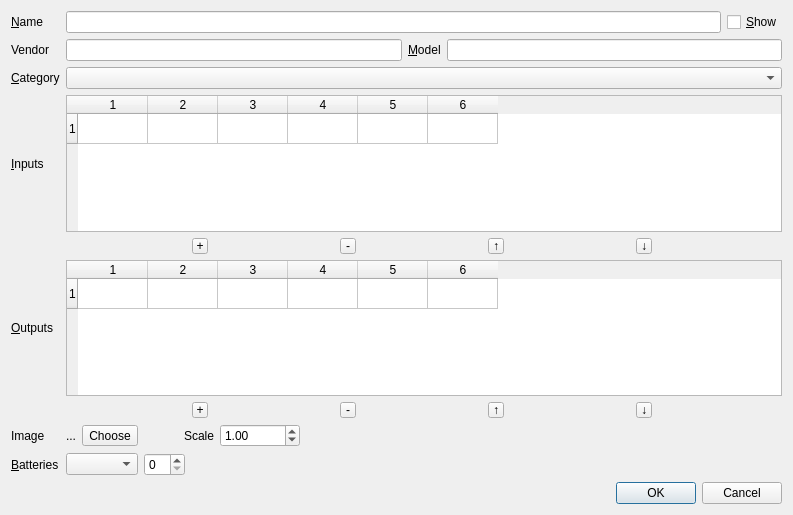
First picture: the form in deviceproperties.ui, repository uliss/patch_scene, before the edit.
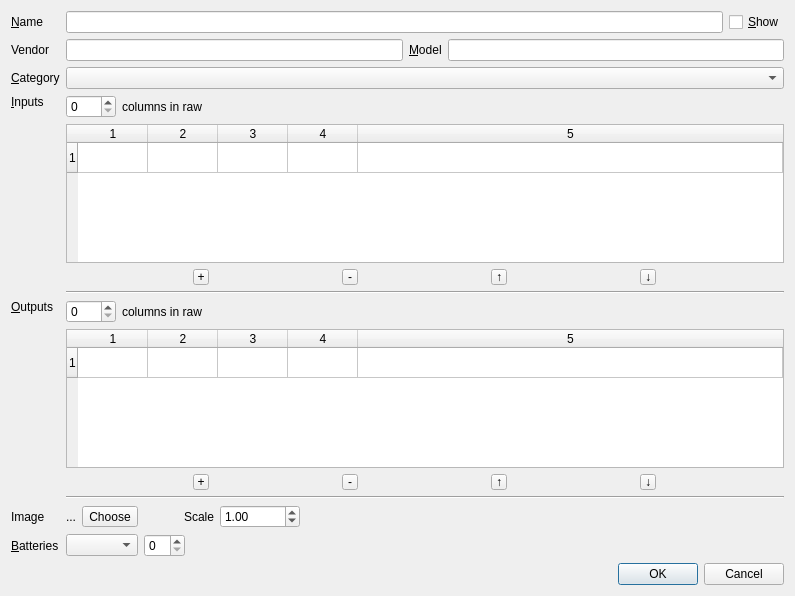
Second picture: the form after the edit.

Diff of the .ui file:
```diff
--- a/deviceproperties.ui
+++ b/deviceproperties.ui
@@ -6,8 +6,8 @@
    <rect>
     <x>0</x>
     <y>0</y>
-    <width>793</width>
-    <height>515</height>
+    <width>795</width>
+    <height>596</height>
    </rect>
   </property>
   <property name="windowTitle">
@@ -16,15 +16,25 @@
   <layout class="QVBoxLayout" name="verticalLayout">
    <item>
     <layout class="QGridLayout" name="gridLayout">
-     <item row="0" column="0">
-      <widget class="QLabel" name="deviceNameLabel">
-       <property name="text">
-        <string>&amp;Name</string>
-       </property>
-       <property name="buddy">
-        <cstring>deviceName</cstring>
-       </property>
-      </widget>
+     <item row="1" column="1">
+      <layout class="QHBoxLayout" name="horizontalLayout_5" stretch="0,0,0">
+       <item>
+        <widget class="QLineEdit" name="vendor"/>
+       </item>
+       <item>
+        <widget class="QLabel" name="modelLabel">
+         <property name="text">
+          <string>&amp;Model</string>
+         </property>
+         <property name="buddy">
+          <cstring>model</cstring>
+         </property>
+        </widget>
+       </item>
+       <item>
+        <widget class="QLineEdit" name="model"/>
+       </item>
+      </layout>
      </item>
      <item row="0" column="1">
       <layout class="QHBoxLayout" name="nameLayout">
@@ -40,6 +50,104 @@
        </item>
       </layout>
      </item>
+     <item row="7" column="1">
+      <layout class="QHBoxLayout" name="horizontalLayout_4">
+       <item>
+        <widget class="QSpinBox" name="outletsColumns">
+         <property name="minimumSize">
+          <size>
+           <width>50</width>
+           <height>0</height>
+          </size>
+         </property>
+        </widget>
+       </item>
+       <item>
+        <widget class="QLabel" name="outletsColumnsLabel">
+         <property name="text">
+          <string>columns in raw</string>
+         </property>
+        </widget>
+       </item>
+       <item>
+        <spacer name="horizontalSpacer_3">
+         <property name="orientation">
+          <enum>Qt::Horizontal</enum>
+         </property>
+         <property name="sizeHint" stdset="0">
+          <size>
+           <width>40</width>
+           <height>20</height>
+          </size>
+         </property>
+        </spacer>
+       </item>
+      </layout>
+     </item>
+     <item row="4" column="1">
+      <widget class="QTableWidget" name="inlets">
+       <property name="minimumSize">
+        <size>
+         <width>700</width>
+         <height>100</height>
+        </size>
+       </property>
+       <property name="sizeAdjustPolicy">
+        <enum>QAbstractScrollArea::AdjustToContents</enum>
+       </property>
+       <property name="rowCount">
+        <number>1</number>
+       </property>
+       <property name="columnCount">
+        <number>5</number>
+       </property>
+       <attribute name="horizontalHeaderDefaultSectionSize">
+        <number>70</number>
+       </attribute>
+       <attribute name="horizontalHeaderHighlightSections">
+        <bool>false</bool>
+       </attribute>
+       <attribute name="horizontalHeaderStretchLastSection">
+        <bool>true</bool>
+       </attribute>
+       <attribute name="verticalHeaderHighlightSections">
+        <bool>false</bool>
+       </attribute>
+       <row/>
+       <column/>
+       <column/>
+       <column/>
+       <column/>
+       <column/>
+      </widget>
+     </item>
+     <item row="12" column="1">
+      <layout class="QHBoxLayout" name="horizontalLayout">
+       <item>
+        <widget class="QComboBox" name="batteryType"/>
+       </item>
+       <item>
+        <widget class="QSpinBox" name="batteryCount">
+         <property name="maximum">
+          <number>10</number>
+         </property>
+        </widget>
+       </item>
+       <item>
+        <spacer name="horizontalSpacer_6">
+         <property name="orientation">
+          <enum>Qt::Horizontal</enum>
+         </property>
+         <property name="sizeHint" stdset="0">
+          <size>
+           <width>40</width>
+           <height>20</height>
+          </size>
+         </property>
+        </spacer>
+       </item>
+      </layout>
+     </item>
      <item row="1" column="0">
       <widget class="QLabel" name="vendorLabel">
        <property name="text">
@@ -50,98 +158,28 @@
        </property>
       </widget>
      </item>
-     <item row="1" column="1">
-      <layout class="QHBoxLayout" name="horizontalLayout_5" stretch="0,0,0">
-       <item>
-        <widget class="QLineEdit" name="vendor"/>
-       </item>
-       <item>
-        <widget class="QLabel" name="modelLabel">
-         <property name="text">
-          <string>&amp;Model</string>
-         </property>
-         <property name="buddy">
-          <cstring>model</cstring>
-         </property>
-        </widget>
-       </item>
-       <item>
-        <widget class="QLineEdit" name="model"/>
-       </item>
-      </layout>
-     </item>
-     <item row="2" column="0">
-      <widget class="QLabel" name="categoryLabel">
+     <item row="12" column="0">
+      <widget class="QLabel" name="batteryLabel">
        <property name="text">
-        <string>&amp;Category</string>
+        <string>&amp;Batteries</string>
        </property>
        <property name="buddy">
-        <cstring>category</cstring>
+        <cstring>batteryType</cstring>
        </property>
       </widget>
      </item>
-     <item row="2" column="1">
-      <widget class="QComboBox" name="category"/>
-     </item>
-     <item row="3" column="0">
-      <widget class="QLabel" name="inletsLabel">
-       <property name="text">
-        <string>&amp;Inputs</string>
+     <item row="10" column="1">
+      <widget class="QFrame" name="outletsHLine">
+       <property name="frameShape">
+        <enum>QFrame::HLine</enum>
        </property>
-       <property name="buddy">
-        <cstring>inlets</cstring>
+       <property name="frameShadow">
+        <enum>QFrame::Sunken</enum>
        </property>
       </widget>
      </item>
-     <item row="3" column="1">
-      <widget class="QTableWidget" name="inlets">
-       <property name="minimumSize">
-        <size>
-         <width>700</width>
-         <height>100</height>
-        </size>
-       </property>
-       <property name="sizeAdjustPolicy">
-        <enum>QAbstractScrollArea::AdjustToContents</enum>
-       </property>
-       <property name="rowCount">
-        <number>1</number>
-       </property>
-       <property name="columnCount">
-        <number>6</number>
-       </property>
-       <attribute name="horizontalHeaderDefaultSectionSize">
-        <number>70</number>
-       </attribute>
-       <attribute name="horizontalHeaderHighlightSections">
-        <bool>false</bool>
-       </attribute>
-       <attribute name="verticalHeaderHighlightSections">
-        <bool>false</bool>
-       </attribute>
-       <row/>
-       <column/>
-       <column/>
-       <column/>
-       <column/>
-       <column/>
-       <column/>
-      </widget>
-     </item>
-     <item row="4" column="1">
+     <item row="5" column="1">
       <layout class="QHBoxLayout" name="inletContainer">
-       <property name="leftMargin">
-        <number>0</number>
-       </property>
-       <property name="topMargin">
-        <number>0</number>
-       </property>
-       <property name="rightMargin">
-        <number>0</number>
-       </property>
-       <property name="bottomMargin">
-        <number>0</number>
-       </property>
        <item>
         <widget class="QToolButton" name="addInlet">
          <property name="maximumSize">
@@ -208,143 +246,55 @@
        </item>
       </layout>
      </item>
-     <item row="5" column="0">
-      <widget class="QLabel" name="outletsLabel">
-       <property name="text">
-        <string>&amp;Outputs</string>
-       </property>
-       <property name="buddy">
-        <cstring>outlets</cstring>
-       </property>
-      </widget>
+     <item row="2" column="1">
+      <widget class="QComboBox" name="category"/>
      </item>
-     <item row="5" column="1">
-      <widget class="QTableWidget" name="outlets">
-       <property name="minimumSize">
-        <size>
-         <width>700</width>
-         <height>100</height>
-        </size>
-       </property>
-       <property name="sizeAdjustPolicy">
-        <enum>QAbstractScrollArea::AdjustToContents</enum>
-       </property>
-       <property name="rowCount">
-        <number>1</number>
-       </property>
-       <property name="columnCount">
-        <number>6</number>
-       </property>
-       <attribute name="horizontalHeaderDefaultSectionSize">
-        <number>70</number>
-       </attribute>
-       <attribute name="horizontalHeaderHighlightSections">
-        <bool>false</bool>
-       </attribute>
-       <attribute name="verticalHeaderHighlightSections">
-        <bool>false</bool>
-       </attribute>
-       <row/>
-       <column/>
-       <column/>
-       <column/>
-       <column/>
-       <column/>
-       <column/>
-      </widget>
-     </item>
-     <item row="6" column="1">
-      <layout class="QHBoxLayout" name="outletContainer">
+     <item row="3" column="1">
+      <layout class="QHBoxLayout" name="horizontalLayout_3">
        <item>
-        <widget class="QToolButton" name="addOutlet">
-         <property name="maximumSize">
+        <widget class="QSpinBox" name="inletsColumns">
+         <property name="minimumSize">
           <size>
-           <width>16</width>
-           <height>16</height>
+           <width>50</width>
+           <height>0</height>
           </size>
          </property>
-         <property name="toolTip">
-          <string>add output</string>
-         </property>
-         <property name="text">
-          <string notr="true">+</string>
-         </property>
         </widget>
        </item>
        <item>
-        <widget class="QToolButton" name="removeOutlet">
-         <property name="maximumSize">
-          <size>
-           <width>16</width>
-           <height>16</height>
-          </size>
-         </property>
-         <property name="toolTip">
-          <string>remove output</string>
-         </property>
+        <widget class="QLabel" name="inletsColumnsLabel">
          <property name="text">
-          <string notr="true">-</string>
+          <string>columns in raw</string>
          </property>
         </widget>
        </item>
        <item>
-        <widget class="QToolButton" name="moveOutletUp">
-         <property name="maximumSize">
-          <size>
-           <width>16</width>
-           <height>16</height>
-          </size>
+        <spacer name="horizontalSpacer_2">
+         <property name="orientation">
+          <enum>Qt::Horizontal</enum>
          </property>
-         <property name="toolTip">
-          <string>Move output up</string>
-         </property>
-         <property name="text">
-          <string notr="true">↑</string>
-         </property>
-        </widget>
-       </item>
-       <item>
-        <widget class="QToolButton" name="moveOutletDown">
-         <property name="maximumSize">
+         <property name="sizeHint" stdset="0">
           <size>
-           <width>16</width>
-           <height>16</height>
+           <width>40</width>
+           <height>20</height>
           </size>
          </property>
-         <property name="toolTip">
-          <string>Move output down</string>
-         </property>
-         <property name="text">
-          <string notr="true">↓</string>
-         </property>
-        </widget>
+        </spacer>
        </item>
       </layout>
      </item>
-     <item row="7" column="0">
-      <widget class="QLabel" name="imageLabel">
+     <item row="0" column="0">
+      <widget class="QLabel" name="deviceNameLabel">
        <property name="text">
-        <string>Image</string>
+        <string>&amp;Name</string>
        </property>
        <property name="buddy">
-        <cstring>imageChooseButton</cstring>
+        <cstring>deviceName</cstring>
        </property>
       </widget>
      </item>
-     <item row="7" column="1">
+     <item row="11" column="1">
       <layout class="QHBoxLayout" name="imageLayout">
-       <property name="leftMargin">
-        <number>0</number>
-       </property>
-       <property name="topMargin">
-        <number>0</number>
-       </property>
-       <property name="rightMargin">
-        <number>0</number>
-       </property>
-       <property name="bottomMargin">
-        <number>0</number>
-       </property>
        <item>
         <widget class="QLabel" name="currentImage">
          <property name="text">
@@ -431,42 +381,166 @@
        </item>
       </layout>
      </item>
-     <item row="8" column="0">
-      <widget class="QLabel" name="batteryLabel">
+     <item row="9" column="1">
+      <layout class="QHBoxLayout" name="outletContainer">
+       <item>
+        <widget class="QToolButton" name="addOutlet">
+         <property name="maximumSize">
+          <size>
+           <width>16</width>
+           <height>16</height>
+          </size>
+         </property>
+         <property name="toolTip">
+          <string>add output</string>
+         </property>
+         <property name="text">
+          <string notr="true">+</string>
+         </property>
+        </widget>
+       </item>
+       <item>
+        <widget class="QToolButton" name="removeOutlet">
+         <property name="maximumSize">
+          <size>
+           <width>16</width>
+           <height>16</height>
+          </size>
+         </property>
+         <property name="toolTip">
+          <string>remove output</string>
+         </property>
+         <property name="text">
+          <string notr="true">-</string>
+         </property>
+        </widget>
+       </item>
+       <item>
+        <widget class="QToolButton" name="moveOutletUp">
+         <property name="maximumSize">
+          <size>
+           <width>16</width>
+           <height>16</height>
+          </size>
+         </property>
+         <property name="toolTip">
+          <string>Move output up</string>
+         </property>
+         <property name="text">
+          <string notr="true">↑</string>
+         </property>
+        </widget>
+       </item>
+       <item>
+        <widget class="QToolButton" name="moveOutletDown">
+         <property name="maximumSize">
+          <size>
+           <width>16</width>
+           <height>16</height>
+          </size>
+         </property>
+         <property name="toolTip">
+          <string>Move output down</string>
+         </property>
+         <property name="text">
+          <string notr="true">↓</string>
+         </property>
+        </widget>
+       </item>
+      </layout>
+     </item>
+     <item row="7" column="0" rowspan="4">
+      <widget class="QLabel" name="outletsLabel">
        <property name="text">
-        <string>&amp;Batteries</string>
+        <string>&amp;Outputs</string>
        </property>
+       <property name="alignment">
+        <set>Qt::AlignLeading|Qt::AlignLeft|Qt::AlignTop</set>
+       </property>
        <property name="buddy">
-        <cstring>batteryType</cstring>
+        <cstring>outlets</cstring>
+       </property>
+      </widget>
+     </item>
+     <item row="11" column="0">
+      <widget class="QLabel" name="imageLabel">
+       <property name="text">
+        <string>Image</string>
+       </property>
+       <property name="buddy">
+        <cstring>imageChooseButton</cstring>
+       </property>
+      </widget>
+     </item>
+     <item row="2" column="0">
+      <widget class="QLabel" name="categoryLabel">
+       <property name="text">
+        <string>&amp;Category</string>
+       </property>
+       <property name="buddy">
+        <cstring>category</cstring>
        </property>
       </widget>
      </item>
      <item row="8" column="1">
-      <layout class="QHBoxLayout" name="horizontalLayout">
-       <item>
-        <widget class="QComboBox" name="batteryType"/>
-       </item>
-       <item>
-        <widget class="QSpinBox" name="batteryCount">
-         <property name="maximum">
-          <number>10</number>
-         </property>
-        </widget>
-       </item>
-       <item>
-        <spacer name="horizontalSpacer_6">
-         <property name="orientation">
-          <enum>Qt::Horizontal</enum>
-         </property>
-         <property name="sizeHint" stdset="0">
-          <size>
-           <width>40</width>
-           <height>20</height>
-          </size>
-         </property>
-        </spacer>
-       </item>
-      </layout>
+      <widget class="QTableWidget" name="outlets">
+       <property name="minimumSize">
+        <size>
+         <width>700</width>
+         <height>100</height>
+        </size>
+       </property>
+       <property name="sizeAdjustPolicy">
+        <enum>QAbstractScrollArea::AdjustToContents</enum>
+       </property>
+       <property name="rowCount">
+        <number>1</number>
+       </property>
+       <property name="columnCount">
+        <number>5</number>
+       </property>
+       <attribute name="horizontalHeaderDefaultSectionSize">
+        <number>70</number>
+       </attribute>
+       <attribute name="horizontalHeaderHighlightSections">
+        <bool>false</bool>
+       </attribute>
+       <attribute name="horizontalHeaderStretchLastSection">
+        <bool>true</bool>
+       </attribute>
+       <attribute name="verticalHeaderHighlightSections">
+        <bool>false</bool>
+       </attribute>
+       <row/>
+       <column/>
+       <column/>
+       <column/>
+       <column/>
+       <column/>
+      </widget>
+     </item>
+     <item row="6" column="1">
+      <widget class="QFrame" name="inletsHLine">
+       <property name="frameShape">
+        <enum>QFrame::HLine</enum>
+       </property>
+       <property name="frameShadow">
+        <enum>QFrame::Sunken</enum>
+       </property>
+      </widget>
+     </item>
+     <item row="3" column="0" rowspan="4">
+      <widget class="QLabel" name="inletsLabel">
+       <property name="text">
+        <string>&amp;Inputs</string>
+       </property>
+       <property name="alignment">
+        <set>Qt::AlignLeading|Qt::AlignLeft|Qt::AlignTop</set>
+       </property>
+       <property name="buddy">
+        <cstring>inlets</cstring>
+       </property>
+      </widget>
      </item>
     </layout>
    </item>
```
